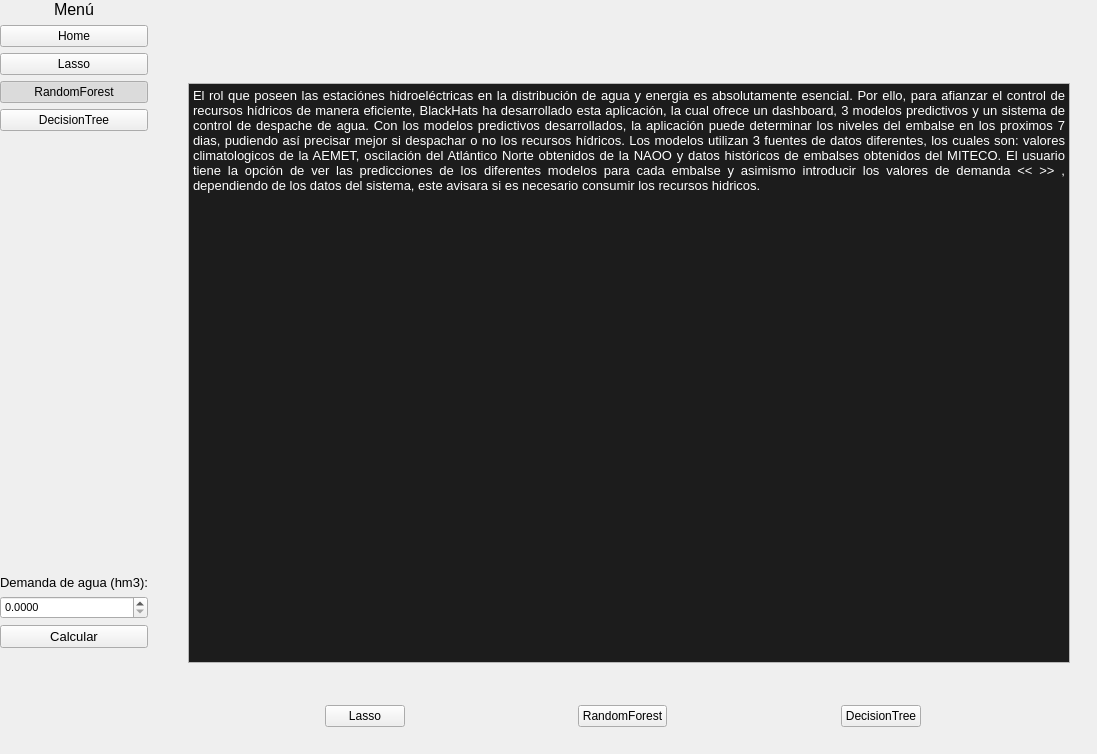
Qt form faseII_BlackHats/home.ui (Liixxn/Fase-II) before a commit.
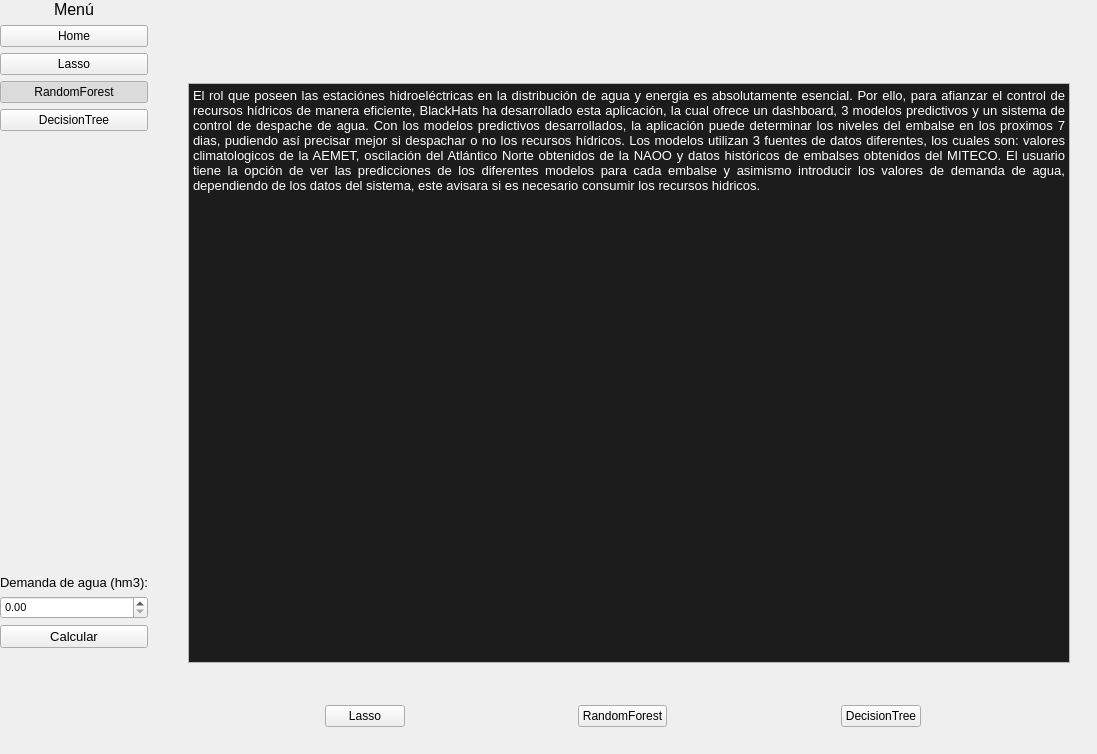
The same form after that commit. The open tabs and pages were chosen to show the change. Icons and pictures are not drawn.

```diff
--- a/faseII_BlackHats/home.ui
+++ b/faseII_BlackHats/home.ui
@@ -289,8 +289,8 @@
                  <string>&lt;!DOCTYPE HTML PUBLIC &quot;-//W3C//DTD HTML 4.0//EN&quot; &quot;http://www.w3.org/TR/REC-html40/strict.dtd&quot;&gt;
 &lt;html&gt;&lt;head&gt;&lt;meta name=&quot;qrichtext&quot; content=&quot;1&quot; /&gt;&lt;style type=&quot;text/css&quot;&gt;
 p, li { white-space: pre-wrap; }
-&lt;/style&gt;&lt;/head&gt;&lt;body style=&quot; font-family:'MS Shell Dlg 2'; font-size:7.8pt; font-weight:400; font-style:normal;&quot; bgcolor=&quot;#1c1c1c&quot;&gt;
-&lt;p align=&quot;justify&quot; style=&quot; margin-top:0px; margin-bottom:0px; margin-left:0px; margin-right:0px; -qt-block-indent:0; text-indent:0px;&quot;&gt;&lt;span style=&quot; font-family:'Consolas,Andale Mono WT,Andale Mono,Lucida Console,Lucida Sans Typewriter,DejaVu Sans Mono,Bitstream Vera Sans Mono,Liberation Mono,Nimbus Mono L,Monaco,Courier New,Courier,monospace'; font-size:10pt; color:#ffffff; background-color:#1c1c1c;&quot;&gt;El rol que poseen las estaciónes hidroeléctricas en la distribución de agua y energia es absolutamente esencial. Por ello, para afianzar el control de recursos hídricos de manera eficiente, BlackHats ha desarrollado esta aplicación, la cual ofrece un dashboard, 3 modelos predictivos y un sistema de control de despache de agua. Con los modelos predictivos desarrollados, la aplicación puede determinar los niveles del embalse en los proximos 7 dias, pudiendo así precisar mejor si despachar o no los recursos hídricos. Los modelos utilizan 3 fuentes de datos diferentes, los cuales son: valores climatologicos de la AEMET, oscilación del Atlántico Norte obtenidos de la NAOO y datos históricos de embalses obtenidos del MITECO. El usuario tiene la opción de ver las predicciones de los diferentes modelos para cada embalse y asimismo introducir los valores de demanda &amp;lt;&amp;lt; &amp;gt;&amp;gt; , dependiendo de los datos del sistema, este avisara si es necesario consumir los recursos hidricos.&lt;/span&gt;&lt;span style=&quot; font-size:10pt;&quot;&gt;&lt;br /&gt;&lt;/span&gt;&lt;/p&gt;&lt;/body&gt;&lt;/html&gt;</string>
+&lt;/style&gt;&lt;/head&gt;&lt;body style=&quot; font-family:'Noto Sans'; font-size:10pt; font-weight:400; font-style:normal;&quot; bgcolor=&quot;#1c1c1c&quot;&gt;
+&lt;p align=&quot;justify&quot; style=&quot; margin-top:0px; margin-bottom:0px; margin-left:0px; margin-right:0px; -qt-block-indent:0; text-indent:0px;&quot;&gt;&lt;span style=&quot; font-family:'Consolas,Andale Mono WT,Andale Mono,Lucida Console,Lucida Sans Typewriter,DejaVu Sans Mono,Bitstream Vera Sans Mono,Liberation Mono,Nimbus Mono L,Monaco,Courier New,Courier,monospace'; color:#ffffff; background-color:#1c1c1c;&quot;&gt;El rol que poseen las estaciónes hidroeléctricas en la distribución de agua y energia es absolutamente esencial. Por ello, para afianzar el control de recursos hídricos de manera eficiente, BlackHats ha desarrollado esta aplicación, la cual ofrece un dashboard, 3 modelos predictivos y un sistema de control de despache de agua. Con los modelos predictivos desarrollados, la aplicación puede determinar los niveles del embalse en los proximos 7 dias, pudiendo así precisar mejor si despachar o no los recursos hídricos. Los modelos utilizan 3 fuentes de datos diferentes, los cuales son: valores climatologicos de la AEMET, oscilación del Atlántico Norte obtenidos de la NAOO y datos históricos de embalses obtenidos del MITECO. El usuario tiene la opción de ver las predicciones de los diferentes modelos para cada embalse y asimismo introducir los valores de demanda de agua, dependiendo de los datos del sistema, este avisara si es necesario consumir los recursos hidricos.&lt;/span&gt;&lt;span style=&quot; font-family:'MS Shell Dlg 2';&quot;&gt;&lt;br /&gt;&lt;/span&gt;&lt;/p&gt;&lt;/body&gt;&lt;/html&gt;</string>
                 </property>
                </widget>
               </item>
@@ -4048,7 +4048,7 @@
             <string notr="true"/>
            </property>
            <property name="decimals">
-            <number>4</number>
+            <number>2</number>
            </property>
            <property name="maximum">
             <double>1000000000000.000000000000000</double>
```
